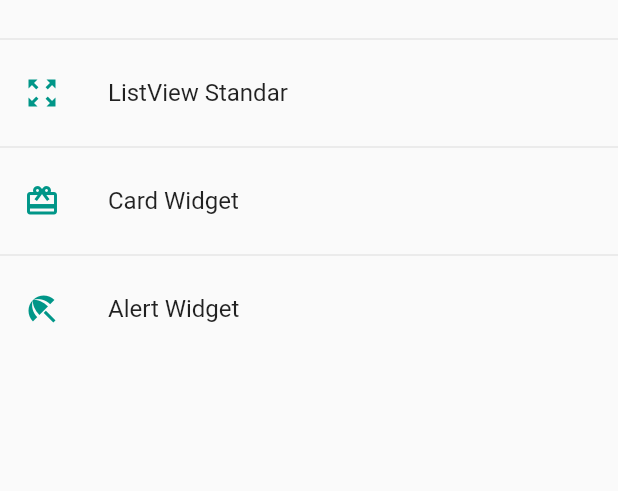
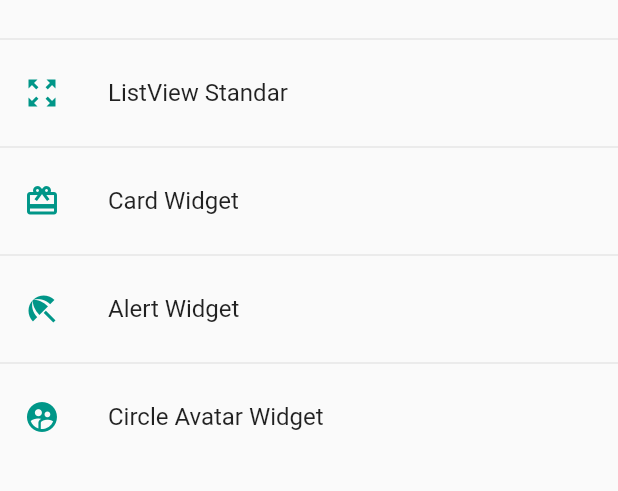
Before and after one commit to alexglzrys/flutter-widgets, a Flutter app: the screen it shows after launch, on a phone screen of 412 x 824 dp, the part 249-740 px from its top. Run offline on Flutter 3.47's test engine with Material 2 defaults, Android fonts, the phone set to English and light mode, and no system bars.

Commit message:
Circle Avatar - Widget

```diff
--- a/lib/router/app_routes.dart
+++ b/lib/router/app_routes.dart
@@ -40,7 +40,12 @@ class AppRoutes {
         route: 'alert',
         name: 'Alert Widget',
         screen: AlertScreen(),
-        icon: Icons.beach_access)
+        icon: Icons.beach_access),
+    MenuOption(
+        route: 'avatar',
+        name: 'Circle Avatar Widget',
+        screen: AvatarScreen(),
+        icon: Icons.supervised_user_circle)
   ];
 
   /*static Map<String, Widget Function(BuildContext)> routes = {
--- a/lib/screens/screens.dart
+++ b/lib/screens/screens.dart
@@ -13,3 +13,5 @@ export 'package:componentes_app/screens/listview_screen.dart';
 export 'package:componentes_app/screens/listview_standar_screen.dart';
 export 'package:componentes_app/screens/alert_screen.dart';
 export 'package:componentes_app/screens/card_screen.dart';
+
+export 'package:componentes_app/screens/avatar_screen.dart';
```
Also changed, not shown: lib/screens/avatar_screen.dart (added, +34 -0 lines).
